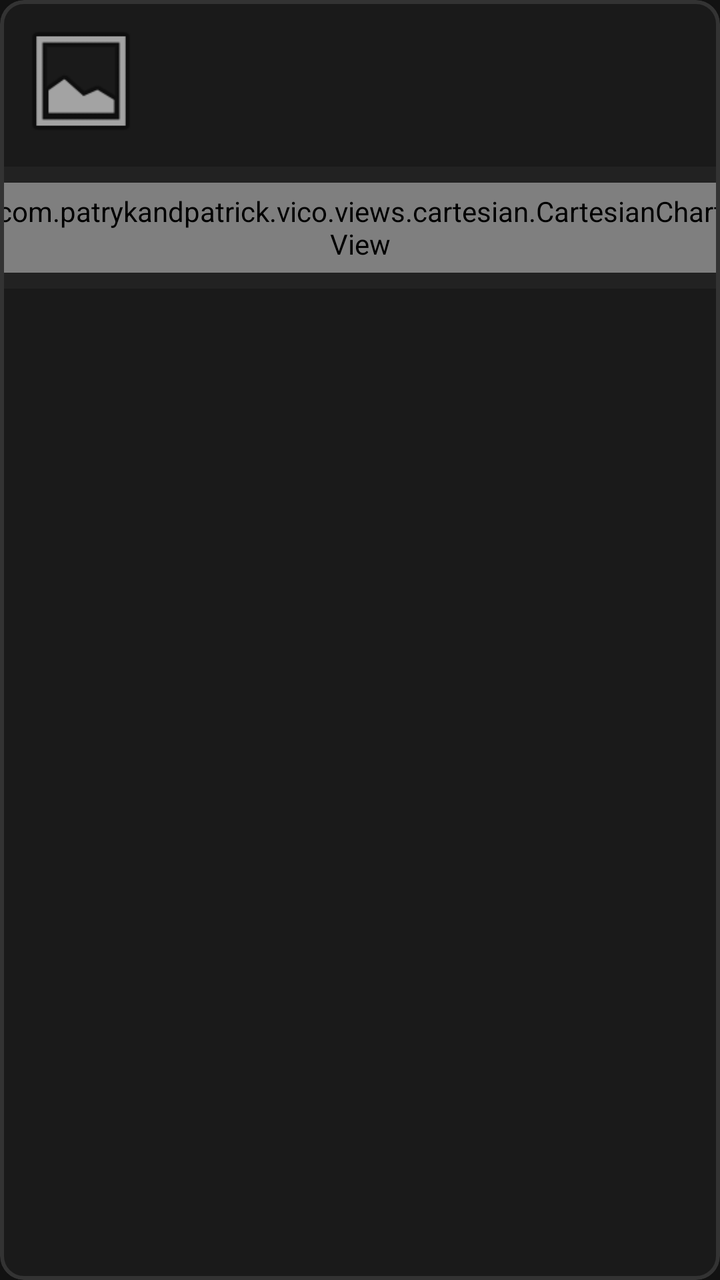
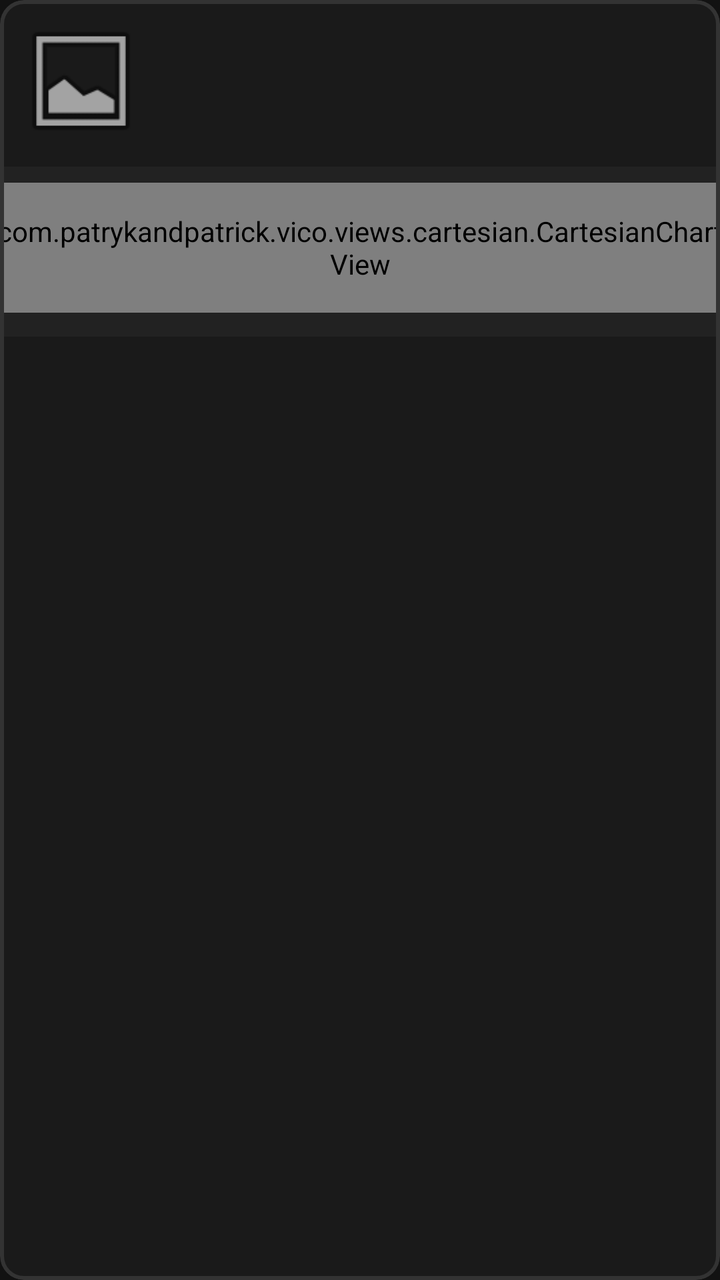

Two renders of the same Android screen: before a commit and after it. Below are the layout's source before the change and the commit's diff.
<!-- AndroidManifest.xml: application theme Theme.VT5.Dark -->
<!-- res/layout/item_ai_suggestion.xml -->
<?xml version="1.0" encoding="utf-8"?>
<com.google.android.material.card.MaterialCardView xmlns:android="http://schemas.android.com/apk/res/android"
    xmlns:app="http://schemas.android.com/apk/res-auto"
    android:id="@+id/cardSuggestion"
    android:layout_width="match_parent"
    android:layout_height="wrap_content"
    android:layout_margin="4dp"
    app:cardBackgroundColor="#1A1A1A"
    app:cardCornerRadius="12dp"
    app:strokeColor="#333333"
    app:strokeWidth="2dp">

    <LinearLayout
        android:layout_width="match_parent"
        android:layout_height="wrap_content"
        android:orientation="vertical">

        <LinearLayout
            android:layout_width="match_parent"
            android:layout_height="wrap_content"
            android:orientation="horizontal"
            android:padding="8dp">

            <com.google.android.material.imageview.ShapeableImageView
                android:id="@+id/ivSpecies"
                android:layout_width="65dp"
                android:layout_height="65dp"
                android:scaleType="centerCrop"
                android:src="@android:drawable/ic_menu_gallery"
                app:shapeAppearanceOverlay="@style/ShapeAppearance.Material3.Corner.Small" />

            <LinearLayout
                android:layout_width="0dp"
                android:layout_height="wrap_content"
                android:layout_marginStart="12dp"
                android:layout_weight="1"
                android:orientation="vertical">

                <RelativeLayout
                    android:layout_width="match_parent"
                    android:layout_height="wrap_content">
                    <TextView
                        android:id="@+id/tvSpeciesName"
                        android:layout_width="wrap_content"
                        android:layout_height="wrap_content"
                        android:layout_alignParentStart="true"
                        android:textColor="@color/vt5_white"
                        android:textSize="15sp"
                        android:textStyle="bold" />
                    <TextView
                        android:id="@+id/tvExpectedIndex"
                        android:layout_width="wrap_content"
                        android:layout_height="wrap_content"
                        android:layout_alignParentEnd="true"
                        android:textColor="@color/vt5_white"
                        android:alpha="0.8"
                        android:textSize="14sp" />
                </RelativeLayout>

                <TextView
                    android:id="@+id/tvGuild"
                    android:layout_width="match_parent"
                    android:layout_height="wrap_content"
                    android:textColor="@color/vt5_white"
                    android:alpha="0.6"
                    android:textAllCaps="true"
                    android:textSize="11sp" />

                <TextView
                    android:id="@+id/tvScientificInfo"
                    android:layout_width="match_parent"
                    android:layout_height="wrap_content"
                    android:layout_marginTop="2dp"
                    android:textColor="@color/vt5_green"
                    android:textSize="11sp" />

                <TextView
                    android:id="@+id/tvHistoric"
                    android:layout_width="match_parent"
                    android:layout_height="wrap_content"
                    android:layout_marginTop="1dp"
                    android:textColor="@color/vt5_orange"
                    android:textSize="11sp" />
            </LinearLayout>
        </LinearLayout>

        <FrameLayout
            android:id="@+id/clGraphContainer"
            android:layout_width="match_parent"
            android:layout_height="wrap_content"
            android:background="#222222"
            android:paddingTop="8dp"
            android:paddingBottom="8dp">
            <com.patrykandpatrick.vico.views.cartesian.CartesianChartView
                android:id="@+id/sparklinePhenology"
                android:layout_width="366dp"
                android:layout_height="45dp"
                android:layout_gravity="center_horizontal" />
            <View
                android:id="@+id/viewDateIndicator"
                android:layout_width="1.5dp"
                android:layout_height="45dp"
                android:background="#FF0000"
                android:elevation="4dp"
                android:visibility="gone" />
        </FrameLayout>
    </LinearLayout>
</com.google.android.material.card.MaterialCardView>
<!-- resources referenced by this layout -->
<resources>
  <color name="vt5_green">#80D97A</color>
  <color name="vt5_orange">#EF6929</color>
  <color name="vt5_white">#FFFFFF</color>
  <color name="vt5_black">#121212</color>
  <color name="vt5_on_surface">@color/popup_bg_wit</color>
  <color name="vt5_light_blue">#117CAF</color>
  <style name="Widget.VT5.Button" parent="Widget.Material3.Button">
          
          <item name="cornerRadius">@dimen/vt5_btn_corner</item>
          <item name="android:insetLeft">0dp</item>
          <item name="android:insetRight">0dp</item>
          <item name="android:insetTop">0dp</item>
          <item name="android:insetBottom">0dp</item>
          <item name="iconPadding">8dp</item>
          <item name="android:minHeight">48dp</item>
  
          
          <item name="backgroundTint">@color/vt5_light_blue</item>
          <item name="android:textColor">@color/vt5_white</item>
          <item name="rippleColor">?attr/colorPrimaryContainer</item>
  
          
          <item name="strokeColor">@color/vt5_light_gray</item>
          <item name="strokeWidth">0dp</item>
      </style>
  <style name="ThemeOverlay.VT5.MaterialAlertDialog" parent="ThemeOverlay.Material3.MaterialAlertDialog">
          <item name="buttonBarPositiveButtonStyle">@style/Widget.VT5.AlertDialog.Button</item>
          <item name="buttonBarNegativeButtonStyle">@style/Widget.VT5.AlertDialog.Button</item>
          <item name="buttonBarNeutralButtonStyle">@style/Widget.VT5.AlertDialog.Button</item>
      </style>
  <color name="popup_bg_wit">#FFFFFFFF</color>
  <!-- drawable vt5_btn_selector (drawable) -->
  <?xml version="1.0" encoding="utf-8"?>
  <selector xmlns:android="http://schemas.android.com/apk/res/android">
  
      
      <item android:state_checked="true" android:drawable="@drawable/vt5_btn_checked" />
  
      
      <item android:state_pressed="true" android:drawable="@drawable/vt5_btn_pressed" />
  
      
      <item android:drawable="@drawable/vt5_btn_unchecked" />
  </selector>
  <dimen name="vt5_btn_stroke">1dp</dimen>
  <dimen name="vt5_btn_corner">6dp</dimen>
  <color name="vt5_light_gray">#5D748C</color>
  <style name="Widget.VT5.AlertDialog.Button" parent="Widget.Material3.Button.TextButton.Dialog">
          <item name="android:textColor">@color/vt5_white</item>
      </style>
  <!-- drawable vt5_btn_checked (drawable) -->
  <?xml version="1.0" encoding="utf-8"?>
  <shape xmlns:android="http://schemas.android.com/apk/res/android" android:shape="rectangle">
      
      <solid android:color="@color/vt5_light_blue" />
      
      <corners android:radius="@dimen/vt5_btn_corner" />
      
      <padding android:left="8dp" android:top="6dp" android:right="8dp" android:bottom="6dp" />
  </shape>
  <!-- drawable vt5_btn_pressed (drawable) -->
  <?xml version="1.0" encoding="utf-8"?>
  <shape xmlns:android="http://schemas.android.com/apk/res/android" android:shape="rectangle">
      
      <solid android:color="@color/vt5_light_blue" />
      <corners android:radius="@dimen/vt5_btn_corner" />
      <padding android:left="8dp" android:top="6dp" android:right="8dp" android:bottom="6dp" />
  </shape>
  <!-- drawable vt5_btn_unchecked (drawable) -->
  <?xml version="1.0" encoding="utf-8"?>
  <shape xmlns:android="http://schemas.android.com/apk/res/android" android:shape="rectangle">
      
      <solid android:color="@color/vt5_black" />
      
      <stroke android:width="@dimen/vt5_btn_stroke" android:color="@color/vt5_light_blue" />
      <corners android:radius="@dimen/vt5_btn_corner" />
      <padding android:left="8dp" android:top="6dp" android:right="8dp" android:bottom="6dp" />
  </shape>
  <!-- unchanged entries left out for length: 2 -->
</resources>

<!-- the commit's change to res/layout/item_ai_suggestion.xml (unified diff, before → after) -->
@@ -90,16 +90,16 @@
             android:layout_height="wrap_content"
             android:background="#222222"
             android:paddingTop="8dp"
-            android:paddingBottom="8dp">
+            android:paddingBottom="12dp">
             <com.patrykandpatrick.vico.views.cartesian.CartesianChartView
                 android:id="@+id/sparklinePhenology"
                 android:layout_width="366dp"
-                android:layout_height="45dp"
+                android:layout_height="65dp"
                 android:layout_gravity="center_horizontal" />
             <View
                 android:id="@+id/viewDateIndicator"
                 android:layout_width="1.5dp"
-                android:layout_height="45dp"
+                android:layout_height="50dp"
                 android:background="#FF0000"
                 android:elevation="4dp"
                 android:visibility="gone" />
